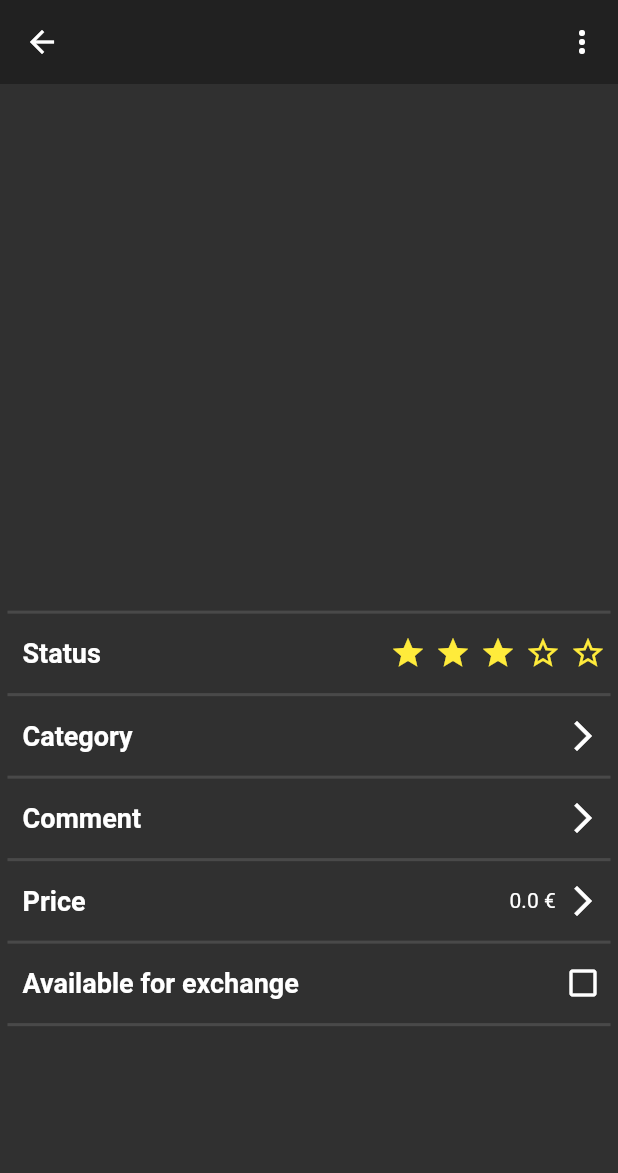
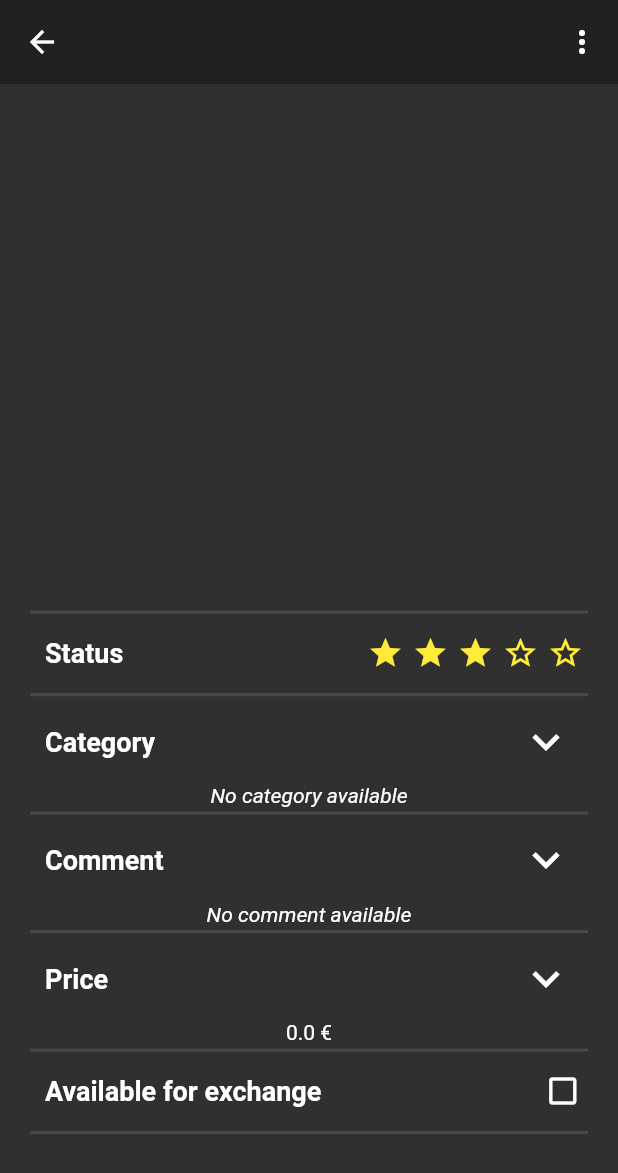
Before and after one commit to cvalore/DIMA-app, a Flutter app: the ViewBookPage screen opened directly with empty values, on a phone screen of 412 x 824 dp. Shown: the top 1173 px of the screen. Run offline on Flutter 3.47's test engine with Material 2 defaults, Android fonts, the phone set to English and light mode, and no system bars; our stand-ins replace cached_network_image, cloud_firestore, device_preview, firebase_auth, firebase_core, firebase_storage and 3 more; accounts and stored records are empty.

Commit message:
view book with expansion tile, REVERT HERE IF IT SUCKS

```diff
--- a/Sources/flutter_firebase_auth/lib/screens/actions/addBook/addBookUserInfo.dart
+++ b/Sources/flutter_firebase_auth/lib/screens/actions/addBook/addBookUserInfo.dart
@@ -24,7 +24,7 @@ class AddBookUserInfo extends StatelessWidget {
 
     return Container(
       height: MediaQuery.of(context).size.height,// - appBarHeight,
-      padding: EdgeInsets.fromLTRB(_isTablet && !isInsert ? 100.0 : 5.0, 0.0, _isTablet && !isInsert ? 100.0 : 5.0, 0.0),
+      padding: EdgeInsets.fromLTRB(_isTablet && !isInsert ? 100.0 : 20.0, 0.0, _isTablet && !isInsert ? 100.0 : 20.0, 0.0),
       child: SingleChildScrollView(
           child: Column(
             mainAxisAlignment: _isTablet ? MainAxisAlignment.center : MainAxisAlignment.end,
--- a/Sources/flutter_firebase_auth/lib/screens/myBooks/viewBookPage.dart
+++ b/Sources/flutter_firebase_auth/lib/screens/myBooks/viewBookPage.dart
@@ -36,6 +36,10 @@ class _ViewBookPageState extends State<ViewBookPage> {
       widget.book = updatedBook;
     });
   }
+
+  Widget trailingIconCategory = Icon(Icons.keyboard_arrow_down, color: Colors.white, size: 36.0,);
+  Widget trailingIconComment = Icon(Icons.keyboard_arrow_down, color: Colors.white, size: 36.0,);
+  Widget trailingIconPrice = Icon(Icons.keyboard_arrow_down, color: Colors.white, size: 36.0,);
 
   @override
   Widget build(BuildContext context) {
@@ -147,7 +151,7 @@ class _ViewBookPageState extends State<ViewBookPage> {
       //backgroundColor: Colors.black,
       body: Container(
         height: MediaQuery.of(context).size.height,// - appBarHeight,
-        padding: EdgeInsets.fromLTRB(_isTablet ? 100.0 : 5.0, 0.0, _isTablet ? 100.0 : 5.0, 0.0),
+        padding: EdgeInsets.fromLTRB(_isTablet ? 100.0 : 20.0, 0.0, _isTablet ? 100.0 : 20.0, 0.0),
         child: SingleChildScrollView(
           child: Column(
             mainAxisAlignment: _isTablet ? MainAxisAlignment.center : MainAxisAlignment.end,
@@ -156,11 +160,119 @@ class _ViewBookPageState extends State<ViewBookPage> {
               Divider(height: 5, thickness: 2,),
               Status(insertedBook: widget.book, height: 50, offset: 50.0, justView: true),
               Divider(height: 5, thickness: 2,),
-              Category(insertedBook: widget.book, height: 50, justView: true),
+              Theme(
+                data: Theme.of(context).copyWith(dividerColor: Colors.transparent),
+                child: ExpansionTile(
+                  initiallyExpanded: true,
+                  tilePadding: const EdgeInsets.symmetric(horizontal: 10.0),
+                  trailing: trailingIconCategory,
+                  onExpansionChanged: (bool open) {
+                    if(open) {
+                      setState(() {
+                        trailingIconCategory = Icon(Icons.keyboard_arrow_down, color: Colors.white, size: 36.0,);
+                      });
+                    }
+                    else {
+                      setState(() {
+                        trailingIconCategory = Icon(Icons.arrow_forward_ios, color: Colors.white);
+                      });
+                    }
+                  },
+                  title: Text("Category",
+                    style: TextStyle(
+                        fontSize: 18,
+                        fontStyle: FontStyle.normal,
+                        fontWeight: FontWeight.bold,
+                        color: Colors.white
+                    ),
+                  ),
+                  children: <Widget>[
+                    widget.book.category != null && widget.book.category != '' ?
+                    Text(
+                      widget.book.category,
+                      textAlign: TextAlign.center,
+                      style: TextStyle(color: Colors.white),
+                    ) :
+                    Text('No category available', style: TextStyle(fontStyle: FontStyle.italic),),
+                  ],
+                ),
+              ),
               Divider(height: 5, thickness: 2,),
-              Comment(insertedBook: widget.book, height: 50, justView: true),
+              Theme(
+                data: Theme.of(context).copyWith(dividerColor: Colors.transparent),
+                child: ExpansionTile(
+                  initiallyExpanded: true,
+                  tilePadding: const EdgeInsets.symmetric(horizontal: 10.0),
+                  trailing: trailingIconComment,
+                  onExpansionChanged: (bool open) {
+                    if(open) {
+                      setState(() {
+                        trailingIconComment = Icon(Icons.keyboard_arrow_down, color: Colors.white, size: 36.0,);
+                      });
+                    }
+                    else {
+                      setState(() {
+                        trailingIconComment = Icon(Icons.arrow_forward_ios, color: Colors.white);
+                      });
+                    }
+                  },
+                  title: Text("Comment",
+                    style: TextStyle(
+                        fontSize: 18,
+                        fontStyle: FontStyle.normal,
+                        fontWeight: FontWeight.bold,
+                        color: Colors.white
+                    ),
+                  ),
+                  children: <Widget>[
+                    widget.book.comment != null && widget.book.comment != '' ?
+                    Text(
+                      widget.book.comment,
+                      textAlign: TextAlign.center,
+                      style: TextStyle(color: Colors.white),
+                    ) :
+                    Text('No comment available', style: TextStyle(fontStyle: FontStyle.italic),),
+                  ],
+                ),
+              ),
               Divider(height: 5, thickness: 2,),
-              Price(insertedBook: widget.book, height: 50, justView: true),
+              Theme(
+                data: Theme.of(context).copyWith(dividerColor: Colors.transparent),
+                child: ExpansionTile(
+                  initiallyExpanded: true,
+                  tilePadding: const EdgeInsets.symmetric(horizontal: 10.0),
+                  trailing: trailingIconPrice,
+                  onExpansionChanged: (bool open) {
+                    if(open) {
+                      setState(() {
+                        trailingIconPrice = Icon(Icons.keyboard_arrow_down, color: Colors.white, size: 36.0,);
+                      });
+                    }
+                    else {
+                      setState(() {
+                        trailingIconPrice = Icon(Icons.arrow_forward_ios, color: Colors.white);
+                      });
+                    }
+                  },
+                  title: Text("Price",
+                    style: TextStyle(
+                        fontSize: 18,
+                        fontStyle: FontStyle.normal,
+                        fontWeight: FontWeight.bold,
+                        color: Colors.white
+                    ),
+                  ),
+                  children: <Widget>[
+                    widget.book.price != null && widget.book.price != '' ?
+                    Text(
+                      widget.book.price.toString() + ' €',
+                      textAlign: TextAlign.center,
+                      style: TextStyle(color: Colors.white),
+                    ) :
+                    Text('No price available', style: TextStyle(fontStyle: FontStyle.italic),),
+                  ],
+                ),
+              ),
               Divider(height: 5, thickness: 2,),
               Exchange(insertedBook: widget.book, height: 50, justView: true),
               Divider(height: 5, thickness: 2,),
```
